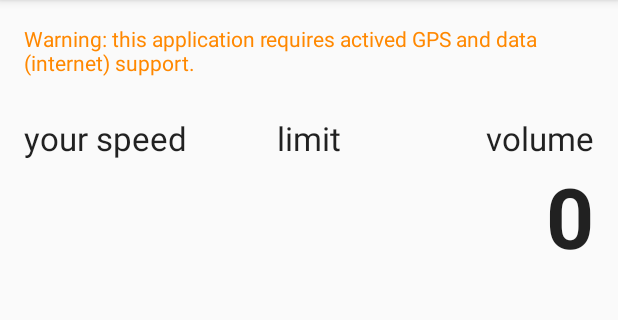
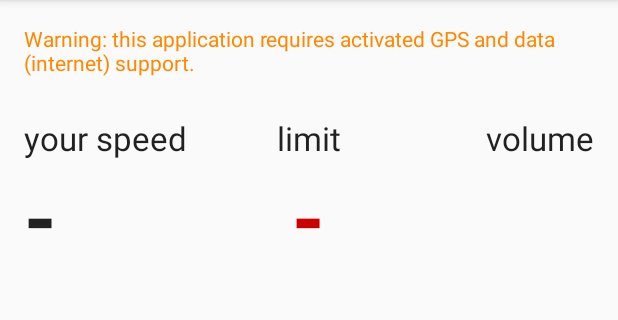
Before and after one commit to glae/if_exceed_speed_limits_then_lower_music, an Android app: the screen it shows after launch (MainActivity), on a phone screen of 412 x 824 dp, the part 84-404 px from its top. Run offline under Robolectric (Android 15) with nearby library versions, the phone set to English and light mode, and no system bars.

Commit message:
attempt to fix GPS reloading, small refactor

```diff
--- a/app/src/main/java/glae/speedlimitsmusic/PlaceholderFragment.java
+++ b/app/src/main/java/glae/speedlimitsmusic/PlaceholderFragment.java
@@ -5,7 +5,6 @@ import android.content.Context;
 import android.content.DialogInterface;
 import android.location.Location;
 import android.location.LocationManager;
-import android.location.LocationProvider;
 import android.media.AudioManager;
 import android.os.Bundle;
 import android.os.StrictMode;
@@ -22,6 +21,7 @@ import org.apache.http.StatusLine;
 import org.apache.http.client.HttpClient;
 import org.apache.http.client.methods.HttpGet;
 import org.apache.http.impl.client.DefaultHttpClient;
+import org.json.JSONArray;
 import org.json.JSONException;
 import org.json.JSONObject;
 
@@ -34,15 +34,16 @@ import java.util.concurrent.TimeUnit;
 import static android.content.Context.AUDIO_SERVICE;
 import static android.content.Context.LOCATION_SERVICE;
 import static android.location.LocationManager.GPS_PROVIDER;
+import static android.media.AudioManager.STREAM_MUSIC;
 
 public class PlaceholderFragment extends Fragment {
 
     public static final String NOKIA_HERE_BASE_URL_API = "http://route.st.nlp.nokia.com/routing/6.2/getlinkinfo.json?app_id=DemoAppId01082013GAL&app_code=AJKnXv84fjrb0KIHawS0Tg&waypoint=";
-    private static final String TAG = "[speedlimitsmusic]";
+    public static final String TAG = "[speedlimitsmusic]";
+
     private MainActivity mainActivity;
     private Context applicationContext;
     private View rootView;
-
 
     public PlaceholderFragment() {
     }
@@ -68,9 +69,8 @@ public class PlaceholderFragment extends Fragment {
 
         final AudioManager audioManager = (AudioManager) applicationContext.getSystemService(AUDIO_SERVICE);
         final LocationManager locationManager = (LocationManager) applicationContext.getSystemService(LOCATION_SERVICE);
-        LocationProvider provider = locationManager.getProvider(GPS_PROVIDER);
 
-        if (provider.supportsSpeed()) {
+        if (locationManager.getProvider(GPS_PROVIDER).supportsSpeed()) {
             refreshDataEverySeconds(speedText, volumeText, limitText, detailText, locationManager, audioManager);
         } else {
             warnAboutGPSspeedFunction();
@@ -81,27 +81,33 @@ public class PlaceholderFragment extends Fragment {
         Thread t = new Thread() {
 
             HttpClient client = new DefaultHttpClient();
+            SpeedLimitsLocationListener locationListener = new SpeedLimitsLocationListener();
 
             @Override
             public void run() {
-
                 try {
                     while (!isInterrupted()) {
                         TimeUnit.SECONDS.sleep(2);
+
                         mainActivity.runOnUiThread(new Runnable() {
 
-                            private double limitInKmH=0;
-                            private double speedInKmH=0;
+                            private int limitInKmH = 0;
+                            private int speedInKmH = 0;
+                            private int currentVolume = 0;
 
                             @Override
                             public void run() {
-                                refreshMusicVolume();
 
+                                locationManager.requestLocationUpdates(GPS_PROVIDER, 1000, 0, locationListener);
                                 Location lastKnownLocation = locationManager.getLastKnownLocation(GPS_PROVIDER);
+
                                 if (lastKnownLocation != null) {
                                     refreshSpeed(lastKnownLocation);
                                     refeshSpeedLimit(lastKnownLocation);
+                                    refreshMusicVolume();
                                 } else {
+                                    speedText.setText("-");
+                                    limitText.setText("-");
                                     Log.d(TAG, "lastKnowLocation is null");
                                 }
                             }
@@ -114,11 +120,8 @@ public class PlaceholderFragment extends Fragment {
 
                                 String nokiaHereJson = getNokiaHere(baseUrl);
 
-                                System.out.println(nokiaHereJson);
-
                                 try {
                                     setSpeedLimitLabel(nokiaHereJson);
-
                                 } catch (JSONException e) {
                                     e.printStackTrace();
                                 }
@@ -129,26 +132,26 @@ public class PlaceholderFragment extends Fragment {
 
                                 JSONObject response = json.getJSONObject("Response");
                                 if (response != null) {
-                                    JSONObject jsonLink = response.getJSONArray("Link").getJSONObject(0);
-                                    if (jsonLink != null) {
-                                        JSONObject dynamicSpeedInfo = jsonLink.getJSONObject("DynamicSpeedInfo");
+                                    JSONArray link = response.getJSONArray("Link");
+                                    if (link != null) {
+                                        JSONObject jsonLink = link.getJSONObject(0);
+                                        if (jsonLink != null) {
+                                            JSONObject dynamicSpeedInfo = jsonLink.getJSONObject("DynamicSpeedInfo");
+                                            if (dynamicSpeedInfo != null) {
+                                                double speedLimit = dynamicSpeedInfo.getDouble("BaseSpeed");
+                                                limitInKmH = Double.valueOf(speedLimit * 3.6).intValue();
+                                                limitText.setText(limitInKmH + "");
+                                                Log.d(TAG, "limit=" + limitText);
 
-                                        if (dynamicSpeedInfo != null) {
-                                            double speedLimit = dynamicSpeedInfo.getDouble("BaseSpeed");
-                                            limitInKmH = speedLimit * 3.6;
-                                            limitText.setText(Double.valueOf(limitInKmH).intValue() + "");
-                                            Log.d(TAG, "limit=" + limitText);
-
-                                            JSONObject address = jsonLink.getJSONObject("Address");
-                                            if (address != null) {
-
-                                                detailText.setText(address.toString());
+                                                JSONObject address = jsonLink.getJSONObject("Address");
+                                                if (address != null) {
+                                                    detailText.setText(address.toString());
+                                                }
                                             }
                                         }
                                     }
                                 }
                             }
-
 
                             private String getNokiaHere(String url) {
                                 StringBuilder builder = new StringBuilder();
@@ -177,16 +180,19 @@ public class PlaceholderFragment extends Fragment {
 
 
                             private void refreshSpeed(Location lastKnownLocation) {
-                                speedInKmH = lastKnownLocation.getSpeed() * 3.6;
-                                speedText.setText(Double.valueOf(speedInKmH).intValue() + "");
+                                speedInKmH = Double.valueOf(lastKnownLocation.getSpeed() * 3.6).intValue();
+                                speedText.setText(speedInKmH + "");
                                 Log.d(TAG, "speedText=" + speedText);
-
                             }
 
                             private void refreshMusicVolume() {
-                                int systemVolume = audioManager.getStreamVolume(AudioManager.STREAM_MUSIC);
-                                volumeText.setText(String.valueOf(systemVolume));
-                                Log.d(TAG, "volume=" + systemVolume);
+                                currentVolume = audioManager.getStreamVolume(STREAM_MUSIC);
+
+                                //TODO update policy
+                                //audioManager.setStreamVolume(STREAM_MUSIC, 8, 0);
+
+                                volumeText.setText(String.valueOf(currentVolume));
+                                Log.d(TAG, "volume=" + currentVolume);
                             }
                         });
                     }
--- a/app/src/main/res/values/strings.xml
+++ b/app/src/main/res/values/strings.xml
@@ -1,6 +1,5 @@
 <resources>
     <string name="app_name">Speed Limits Music</string>
-    <string name="hello_world">Hello world!</string>
     <string name="action_settings">Settings</string>
-    <string name="warning">Warning: this application requires actived GPS and data (internet) support.</string>
+    <string name="warning">Warning: this application requires activated GPS and data (internet) support.</string>
 </resources>
```
Also changed, not shown: app/src/main/java/glae/speedlimitsmusic/SpeedLimitsLocationListener.java (added, +32 -0 lines).
